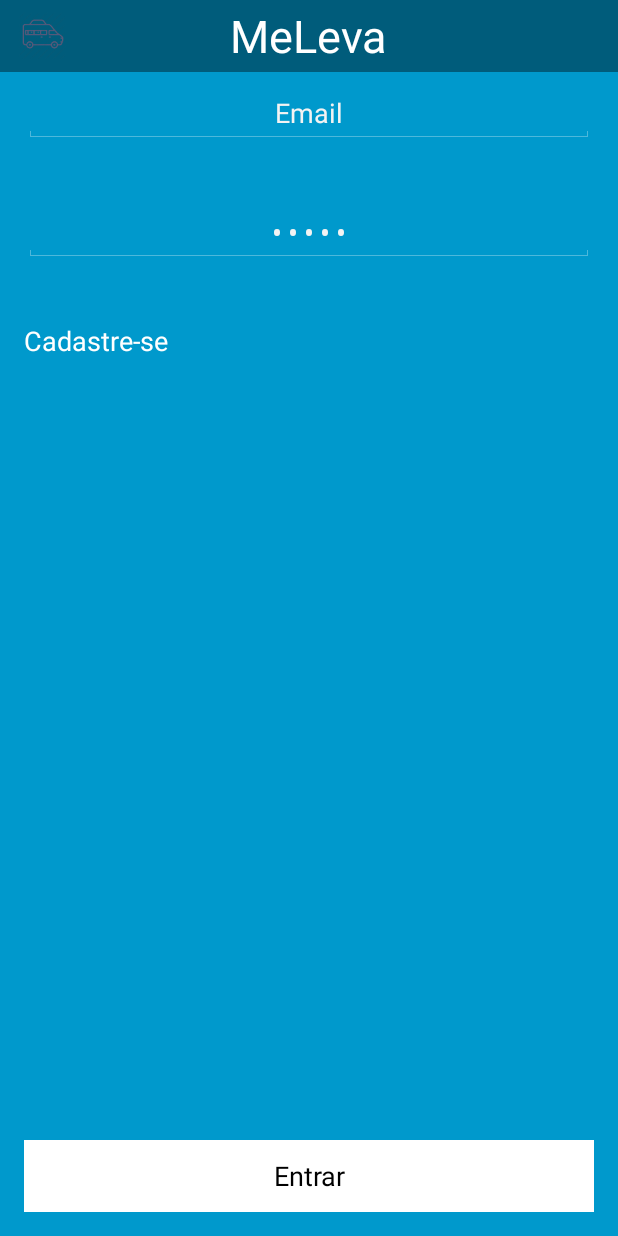
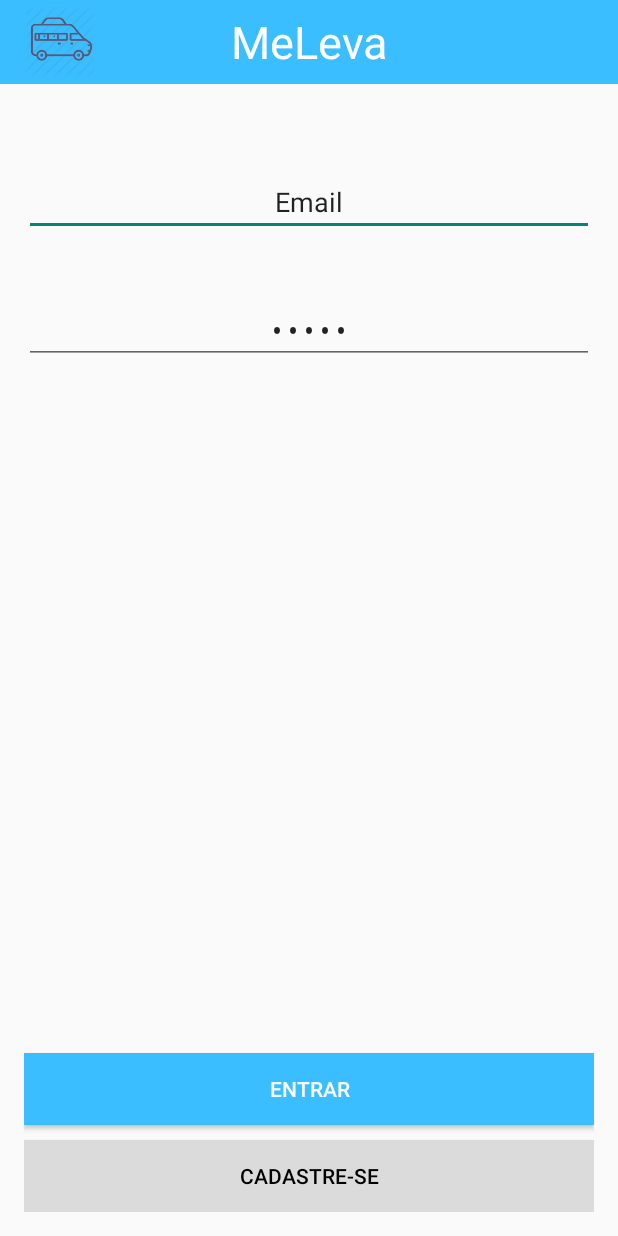
Before and after one commit to EduardoPetrini/andro-test, an Android app: the screen it shows after launch (LoginActivity), on a phone screen of 412 x 824 dp. Run offline under Robolectric (Android 15) with nearby library versions, the phone set to English and light mode, and no system bars; libraries missing offline, so code that uses them is left out: uk.co.chrisjenx; 1 statement that could not run was skipped.

Commit message:
Reestilizado a tela de login

```diff
--- a/AndroTest/app/src/main/AndroidManifest.xml
+++ b/AndroTest/app/src/main/AndroidManifest.xml
@@ -12,21 +12,14 @@
         <activity
             android:name=".HomeActivity"
             android:label="@string/app_name" >
-
         </activity>
         <activity
             android:name=".LoginActivity"
-            android:configChanges="orientation|keyboardHidden|screenSize"
-            android:label="@string/title_activity_login"
-            android:theme="@style/FullscreenTheme" >
-
+            android:label="@string/title_activity_login">
             <intent-filter>
                 <action android:name="android.intent.action.MAIN" />
-
                 <category android:name="android.intent.category.LAUNCHER" />
             </intent-filter>
-
         </activity>
     </application>
-
 </manifest>
--- a/AndroTest/app/src/main/java/br/com/androtest/LoginActivity.java
+++ b/AndroTest/app/src/main/java/br/com/androtest/LoginActivity.java
@@ -32,39 +32,10 @@ import java.net.URL;
  * @see SystemUiHider
  */
 public class LoginActivity extends Activity {
-    /**
-     * Whether or not the system UI should be auto-hidden after
-     * {@link #AUTO_HIDE_DELAY_MILLIS} milliseconds.
-     */
-    private static final boolean AUTO_HIDE = true;
-
-    /**
-     * If {@link #AUTO_HIDE} is set, the number of milliseconds to wait after
-     * user interaction before hiding the system UI.
-     */
-    private static final int AUTO_HIDE_DELAY_MILLIS = 3000;
-
-    /**
-     * If set, will toggle the system UI visibility upon interaction. Otherwise,
-     * will show the system UI visibility upon interaction.
-     */
-    private static final boolean TOGGLE_ON_CLICK = true;
-
-    /**
-     * The flags to pass to {@link SystemUiHider#getInstance}.
-     */
-    private static final int HIDER_FLAGS = SystemUiHider.FLAG_HIDE_NAVIGATION;
-
-    /**
-     * The instance of the {@link SystemUiHider} for this activity.
-     */
-    private SystemUiHider mSystemUiHider;
 
     @Override
     protected void onCreate(Bundle savedInstanceState) {
         super.onCreate(savedInstanceState);
-
-        setContentView(R.layout.activity_login);
 
         getWindow().setFlags(WindowManager.LayoutParams.FLAG_FULLSCREEN,
                 WindowManager.LayoutParams.FLAG_FULLSCREEN);
--- a/AndroTest/app/src/main/res/layout/activity_home.xml
+++ b/AndroTest/app/src/main/res/layout/activity_home.xml
@@ -8,8 +8,7 @@
     android:paddingTop="@dimen/activity_vertical_margin"
     android:paddingBottom="@dimen/activity_vertical_margin"
     tools:context=".HomeActivity"
-    tools:ignore="MissingPrefix"
-    android:textAlignment="center">
+    tools:ignore="MissingPrefix">
 
      <TextView
         android:id="@+id/headText"
--- a/AndroTest/app/src/main/res/layout/activity_login.xml
+++ b/AndroTest/app/src/main/res/layout/activity_login.xml
@@ -7,10 +7,9 @@
     android:paddingRight="@dimen/activity_horizontal_margin"
     android:paddingTop="@dimen/activity_vertical_margin"
     android:paddingBottom="@dimen/activity_vertical_margin"
-    android:background="#0099cc"
-    tools:context="br.com.androtest.LoginActivity"
+    tools:context=".LoginActivity"
     tools:ignore="MissingPrefix">
-    tools:context=".HomeActivity"
+
 
     <!-- The primary full-screen view. This can be replaced with whatever view
          is needed to present your content, e.g. VideoView, SurfaceView,
@@ -22,10 +21,10 @@
         android:layout_height="wrap_content"
         android:text="@string/email"
         android:gravity="center"
-        fontPath="comfortaa_regular.ttf"
         android:layout_alignParentTop="true"
         android:layout_alignParentStart="true"
-        android:layout_marginTop="40dp" />
+        android:layout_marginTop="40dp"
+        fontPath="comfortaa_regular.ttf" />
 
     <EditText
         android:id="@+id/user_password"
@@ -33,32 +32,33 @@
         android:layout_height="wrap_content"
         android:text="@string/password"
         android:gravity="center"
-        fontPath="comfortaa_regular.ttf"
         android:password="true"
         android:layout_below="@+id/user_email"
         android:layout_alignParentStart="true"
-        android:layout_marginTop="40dp" />
+        android:layout_marginTop="40dp"
+        fontPath="comfortaa_regular.ttf"/>
 
-    <TextView
+    <Button
+        android:id="@+id/buttonCadastrar"
         android:layout_width="match_parent"
         android:layout_height="wrap_content"
         android:text="@string/textView_cadastrar"
-        fontPath="confrontaa_regular.ttf"
-        android:layout_below="@+id/user_password"
-        android:layout_marginTop="40dp"
-        android:textColor="@color/White_default"
-        android:textSize="18dp"
-        android:onClick="cadastrar"/>
+        android:background="@color/gray_default"
+        android:layout_alignParentBottom="true"
+        android:textColor="@color/Black_default"
+        android:onClick="cadastrar"
+        fontPath="comfortaa_regular.ttf"/>
 
     <Button
         android:id="@+id/butonLogin"
         android:layout_width="match_parent"
         android:layout_height="wrap_content"
         android:text="@string/button_entrar"
-        fontPath="confrontaa_regular.ttf"
-        android:background="@color/White_default"
-        android:layout_alignParentBottom="true"
-        android:textColor="@color/Black_default"
-        android:onClick="entrar"/>
+        android:background="@color/blue_default"
+        android:textColor="@color/White_default"
+        android:onClick="entrar"
+        android:layout_marginBottom="10dp"
+        fontPath="comfortaa_regular.ttf"
+        android:layout_above="@id/buttonCadastrar"/>
 
 </RelativeLayout>
--- a/AndroTest/app/src/main/res/values/colors.xml
+++ b/AndroTest/app/src/main/res/values/colors.xml
@@ -8,4 +8,5 @@
     <color name="White_default">#FFFFFF</color>
 
     <color name="Black_default">#000000</color>
+    <color name="gray_default">#DBDBDB</color>
 </resources>
--- a/AndroTest/app/src/main/res/values/themes.xml
+++ b/AndroTest/app/src/main/res/values/themes.xml
@@ -9,6 +9,5 @@
     <style name="MyActionBar"
         parent="@android:style/Widget.Holo.Light.ActionBar.Solid.Inverse">
         <item name="android:background">@color/blue_default</item>
-        <item name="android:name">@string/email</item>
     </style>
 </resources>
```
Also changed, not shown: AndroTest/app/src/main/assets/comfortaa_bold.ttf (renamed from AndroTest/app/src/main/assets/comfortaa-bold.ttf), 2 other files.
